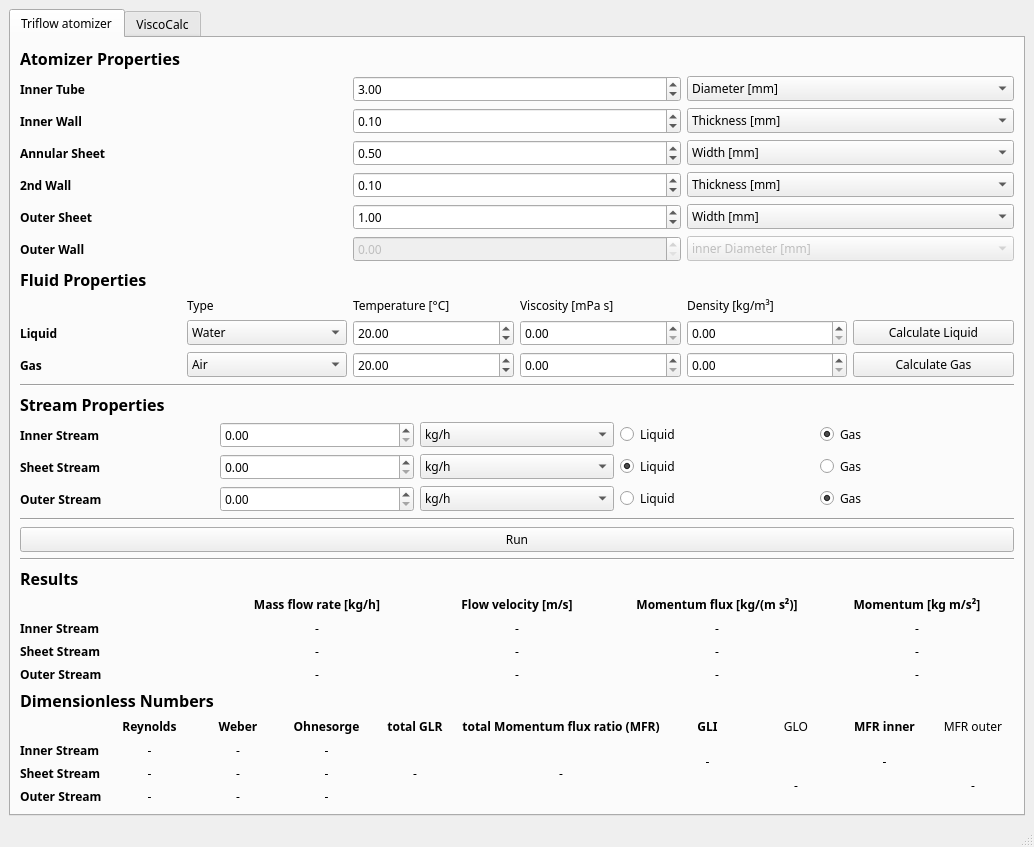
Qt form GUI/mainWindow.ui (realize-1337/Atomizer-Toolbox) before a commit.
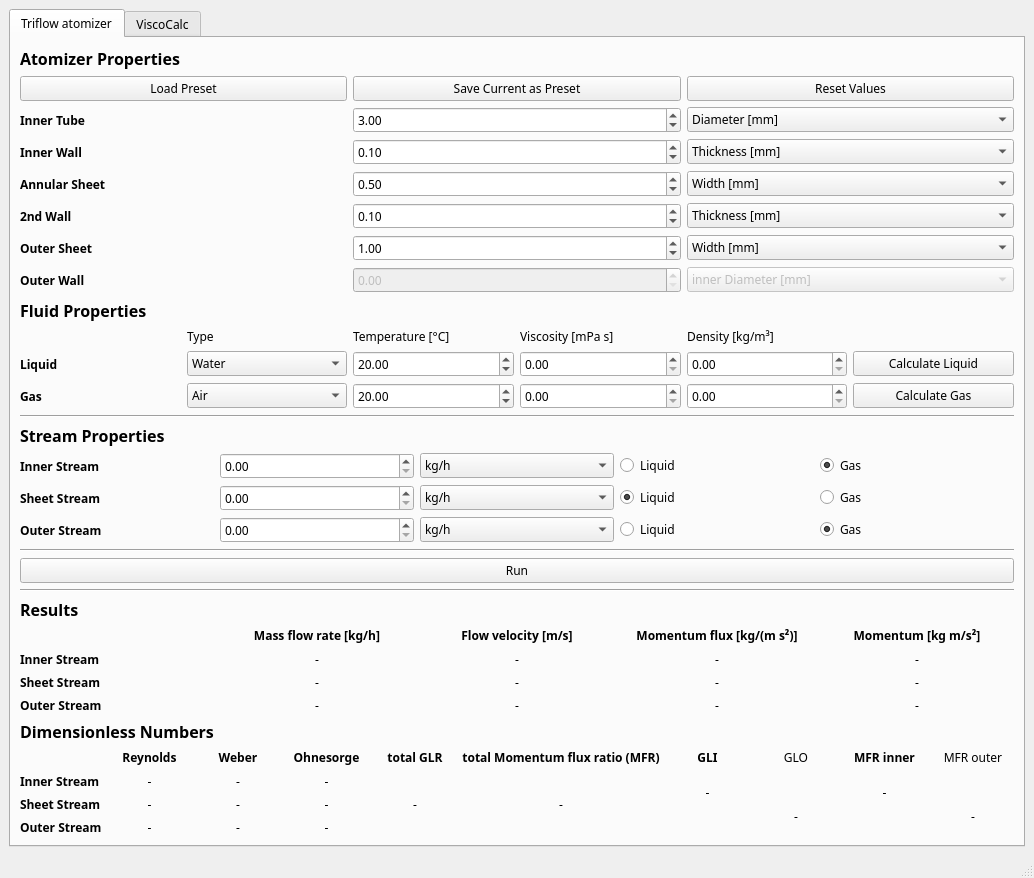
The same form after that commit.

Diff of the .ui file:
```diff
--- a/GUI/mainWindow.ui
+++ b/GUI/mainWindow.ui
@@ -442,104 +442,8 @@
         </item>
         <item row="1" column="0">
          <layout class="QGridLayout" name="gridLayout_6">
-          <item row="3" column="2">
-           <widget class="QComboBox" name="annularSheetBox">
-            <property name="enabled">
-             <bool>true</bool>
-            </property>
-            <item>
-             <property name="text">
-              <string>Width [mm]</string>
-             </property>
-            </item>
-           </widget>
-          </item>
-          <item row="5" column="0">
-           <widget class="QLabel" name="label_24">
-            <property name="font">
-             <font>
-              <weight>75</weight>
-              <bold>true</bold>
-             </font>
-            </property>
-            <property name="text">
-             <string>Outer Sheet</string>
-            </property>
-           </widget>
-          </item>
-          <item row="4" column="0">
-           <widget class="QLabel" name="label_23">
-            <property name="font">
-             <font>
-              <weight>75</weight>
-              <bold>true</bold>
-             </font>
-            </property>
-            <property name="text">
-             <string>2nd Wall</string>
-            </property>
-           </widget>
-          </item>
-          <item row="5" column="1">
-           <widget class="QDoubleSpinBox" name="outerSheet">
-            <property name="singleStep">
-             <double>0.010000000000000</double>
-            </property>
-            <property name="value">
-             <double>1.000000000000000</double>
-            </property>
-           </widget>
-          </item>
           <item row="5" column="2">
-           <widget class="QComboBox" name="outerSheetBox">
-            <property name="enabled">
-             <bool>true</bool>
-            </property>
-            <item>
-             <property name="text">
-              <string>Width [mm]</string>
-             </property>
-            </item>
-           </widget>
-          </item>
-          <item row="2" column="0">
-           <widget class="QLabel" name="label_21">
-            <property name="font">
-             <font>
-              <weight>75</weight>
-              <bold>true</bold>
-             </font>
-            </property>
-            <property name="text">
-             <string>Inner Wall</string>
-            </property>
-           </widget>
-          </item>
-          <item row="3" column="1">
-           <widget class="QDoubleSpinBox" name="annularSheet">
-            <property name="singleStep">
-             <double>0.010000000000000</double>
-            </property>
-            <property name="value">
-             <double>0.500000000000000</double>
-            </property>
-           </widget>
-          </item>
-          <item row="3" column="0">
-           <widget class="QLabel" name="label_22">
-            <property name="font">
-             <font>
-              <weight>75</weight>
-              <bold>true</bold>
-             </font>
-            </property>
-            <property name="text">
-             <string>Annular Sheet</string>
-            </property>
-           </widget>
-          </item>
-          <item row="2" column="2">
-           <widget class="QComboBox" name="innerWallBox">
+           <widget class="QComboBox" name="middleWallBox">
             <property name="enabled">
              <bool>true</bool>
             </property>
@@ -550,7 +454,31 @@
             </item>
            </widget>
           </item>
-          <item row="1" column="0">
+          <item row="0" column="0" colspan="3">
+           <widget class="QLabel" name="label_19">
+            <property name="font">
+             <font>
+              <pointsize>12</pointsize>
+              <weight>75</weight>
+              <bold>true</bold>
+             </font>
+            </property>
+            <property name="text">
+             <string>Atomizer Properties</string>
+            </property>
+           </widget>
+          </item>
+          <item row="5" column="1">
+           <widget class="QDoubleSpinBox" name="middleWall">
+            <property name="enabled">
+             <bool>true</bool>
+            </property>
+            <property name="value">
+             <double>0.100000000000000</double>
+            </property>
+           </widget>
+          </item>
+          <item row="2" column="0">
            <widget class="QLabel" name="label_20">
             <property name="font">
              <font>
@@ -563,7 +491,7 @@
             </property>
            </widget>
           </item>
-          <item row="1" column="1">
+          <item row="2" column="1">
            <widget class="QDoubleSpinBox" name="innerTube">
             <property name="buttonSymbols">
              <enum>QAbstractSpinBox::UpDownArrows</enum>
@@ -573,55 +501,14 @@
             </property>
            </widget>
           </item>
-          <item row="4" column="1">
-           <widget class="QDoubleSpinBox" name="middleWall">
+          <item row="7" column="1">
+           <widget class="QDoubleSpinBox" name="outerWall">
             <property name="enabled">
-             <bool>true</bool>
+             <bool>false</bool>
             </property>
-            <property name="value">
-             <double>0.100000000000000</double>
-            </property>
            </widget>
           </item>
-          <item row="0" column="0" colspan="3">
-           <widget class="QLabel" name="label_19">
-            <property name="font">
-             <font>
-              <pointsize>12</pointsize>
-              <weight>75</weight>
-              <bold>true</bold>
-             </font>
-            </property>
-            <property name="text">
-             <string>Atomizer Properties</string>
-            </property>
-           </widget>
-          </item>
-          <item row="4" column="2">
-           <widget class="QComboBox" name="middleWallBox">
-            <property name="enabled">
-             <bool>true</bool>
-            </property>
-            <item>
-             <property name="text">
-              <string>Thickness [mm]</string>
-             </property>
-            </item>
-           </widget>
-          </item>
-          <item row="1" column="2">
-           <widget class="QComboBox" name="innerTubeBox">
-            <property name="enabled">
-             <bool>true</bool>
-            </property>
-            <item>
-             <property name="text">
-              <string>Diameter [mm]</string>
-             </property>
-            </item>
-           </widget>
-          </item>
-          <item row="2" column="1">
+          <item row="3" column="1">
            <widget class="QDoubleSpinBox" name="innerWall">
             <property name="enabled">
              <bool>true</bool>
@@ -634,7 +521,7 @@
             </property>
            </widget>
           </item>
-          <item row="6" column="0">
+          <item row="7" column="0">
            <widget class="QLabel" name="label_25">
             <property name="font">
              <font>
@@ -647,14 +534,7 @@
             </property>
            </widget>
           </item>
-          <item row="6" column="1">
-           <widget class="QDoubleSpinBox" name="outerWall">
-            <property name="enabled">
-             <bool>false</bool>
-            </property>
-           </widget>
-          </item>
-          <item row="6" column="2">
+          <item row="7" column="2">
            <widget class="QComboBox" name="outerWallBox">
             <property name="enabled">
              <bool>false</bool>
@@ -666,6 +546,147 @@
             </item>
            </widget>
           </item>
+          <item row="2" column="2">
+           <widget class="QComboBox" name="innerTubeBox">
+            <property name="enabled">
+             <bool>true</bool>
+            </property>
+            <item>
+             <property name="text">
+              <string>Diameter [mm]</string>
+             </property>
+            </item>
+           </widget>
+          </item>
+          <item row="4" column="2">
+           <widget class="QComboBox" name="annularSheetBox">
+            <property name="enabled">
+             <bool>true</bool>
+            </property>
+            <item>
+             <property name="text">
+              <string>Width [mm]</string>
+             </property>
+            </item>
+           </widget>
+          </item>
+          <item row="5" column="0">
+           <widget class="QLabel" name="label_23">
+            <property name="font">
+             <font>
+              <weight>75</weight>
+              <bold>true</bold>
+             </font>
+            </property>
+            <property name="text">
+             <string>2nd Wall</string>
+            </property>
+           </widget>
+          </item>
+          <item row="6" column="2">
+           <widget class="QComboBox" name="outerSheetBox">
+            <property name="enabled">
+             <bool>true</bool>
+            </property>
+            <item>
+             <property name="text">
+              <string>Width [mm]</string>
+             </property>
+            </item>
+           </widget>
+          </item>
+          <item row="6" column="1">
+           <widget class="QDoubleSpinBox" name="outerSheet">
+            <property name="singleStep">
+             <double>0.010000000000000</double>
+            </property>
+            <property name="value">
+             <double>1.000000000000000</double>
+            </property>
+           </widget>
+          </item>
+          <item row="6" column="0">
+           <widget class="QLabel" name="label_24">
+            <property name="font">
+             <font>
+              <weight>75</weight>
+              <bold>true</bold>
+             </font>
+            </property>
+            <property name="text">
+             <string>Outer Sheet</string>
+            </property>
+           </widget>
+          </item>
+          <item row="3" column="0">
+           <widget class="QLabel" name="label_21">
+            <property name="font">
+             <font>
+              <weight>75</weight>
+              <bold>true</bold>
+             </font>
+            </property>
+            <property name="text">
+             <string>Inner Wall</string>
+            </property>
+           </widget>
+          </item>
+          <item row="3" column="2">
+           <widget class="QComboBox" name="innerWallBox">
+            <property name="enabled">
+             <bool>true</bool>
+            </property>
+            <item>
+             <property name="text">
+              <string>Thickness [mm]</string>
+             </property>
+            </item>
+           </widget>
+          </item>
+          <item row="4" column="0">
+           <widget class="QLabel" name="label_22">
+            <property name="font">
+             <font>
+              <weight>75</weight>
+              <bold>true</bold>
+             </font>
+            </property>
+            <property name="text">
+             <string>Annular Sheet</string>
+            </property>
+           </widget>
+          </item>
+          <item row="4" column="1">
+           <widget class="QDoubleSpinBox" name="annularSheet">
+            <property name="singleStep">
+             <double>0.010000000000000</double>
+            </property>
+            <property name="value">
+             <double>0.500000000000000</double>
+            </property>
+           </widget>
+          </item>
+          <item row="1" column="0">
+           <widget class="QPushButton" name="loadPreset">
+            <property name="text">
+             <string>Load Preset</string>
+            </property>
+           </widget>
+          </item>
+          <item row="1" column="1">
+           <widget class="QPushButton" name="savePreset">
+            <property name="text">
+             <string>Save Current as Preset</string>
+            </property>
+           </widget>
+          </item>
+          <item row="1" column="2">
+           <widget class="QPushButton" name="resetValues">
+            <property name="text">
+             <string>Reset Values</string>
+            </property>
+           </widget>
+          </item>
          </layout>
         </item>
         <item row="4" column="0">
```
Left out of the diff: 70 changed lines with no effect on the pictures.
